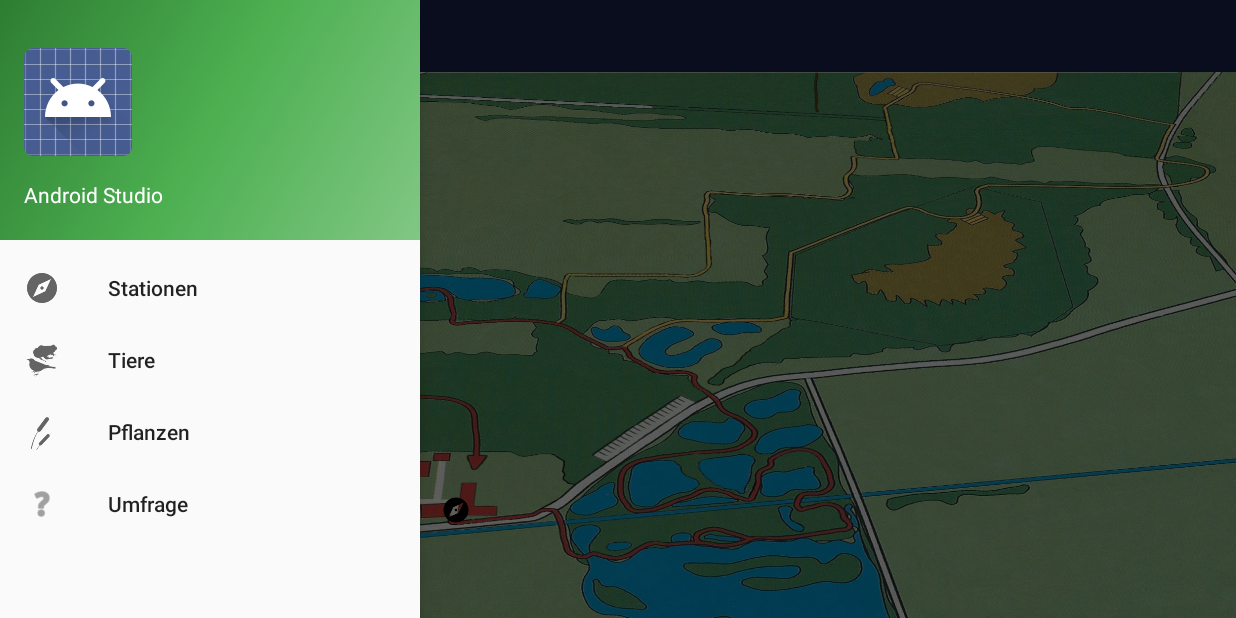
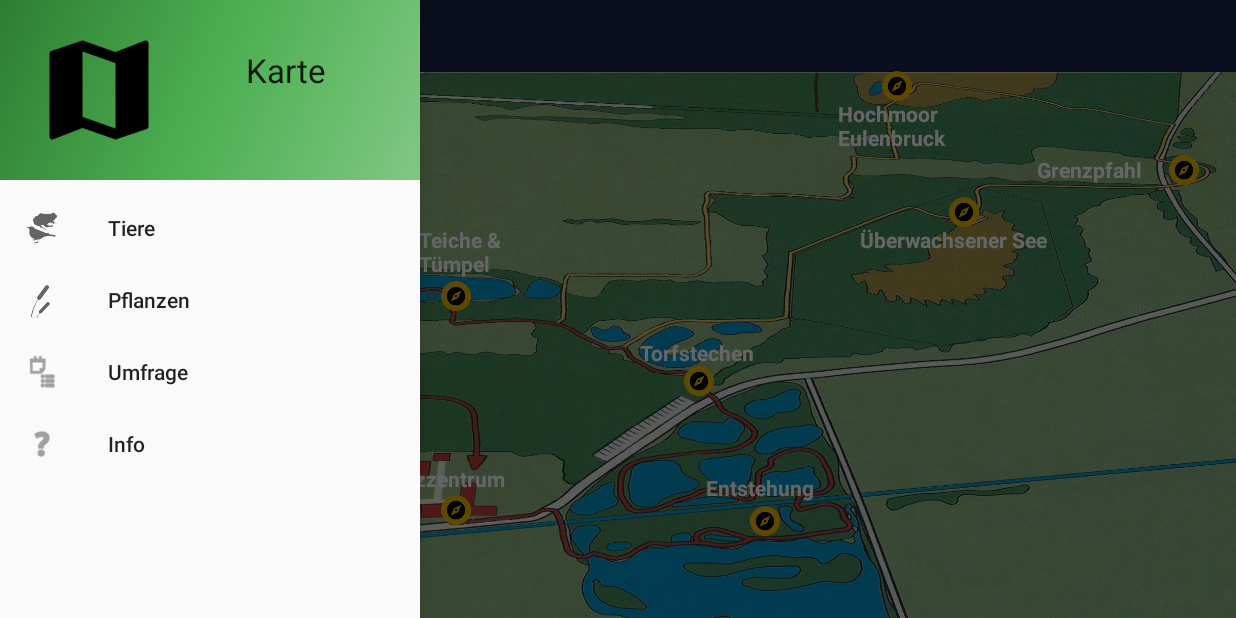
Before and after one commit to libry/NaWi, an Android app: the screen it shows after launch (Hauptfenster), with the side drawer open, on a phone screen of 824 x 412 dp (held sideways). Run offline under Robolectric (Android 15) with nearby library versions, the light colour scheme and no system bars.

Commit message:
Menu & Stationen
- Menüpunkte beschriftet
- Stationen auf Karte eingefügt

```diff
--- a/AndroidApp/NaWiApp/app/src/main/java/com/botlegsystems/nawiapp/Hauptfenster.java
+++ b/AndroidApp/NaWiApp/app/src/main/java/com/botlegsystems/nawiapp/Hauptfenster.java
@@ -5,9 +5,14 @@ import android.content.Context;
 import android.content.res.Resources;
 import android.graphics.Bitmap;
 import android.graphics.BitmapFactory;
+import android.graphics.Color;
 import android.graphics.Point;
+import android.graphics.Typeface;
 import android.graphics.drawable.BitmapDrawable;
+import android.graphics.drawable.Drawable;
+import android.graphics.drawable.ScaleDrawable;
 import android.os.Bundle;
+import android.support.design.internal.NavigationMenuView;
 import android.support.design.widget.FloatingActionButton;
 import android.support.design.widget.Snackbar;
 import android.util.DisplayMetrics;
@@ -25,7 +30,9 @@ import android.view.WindowManager;
 import android.widget.Button;
 import android.widget.ImageButton;
 import android.widget.ImageView;
+import android.widget.LinearLayout;
 import android.widget.RelativeLayout;
+import android.widget.TextView;
 import android.widget.Toast;
 
 import java.lang.reflect.InvocationTargetException;
@@ -68,7 +75,7 @@ public class Hauptfenster extends AppCompatActivity
         iv_background.setPadding(0, navigationBarHeight, 0, 0);
 
         Bitmap bmp2 = Bitmap.createScaledBitmap(BitmapFactory.decodeResource(
-                getResources(), R.drawable.beacon), 96, 96, true);
+                getResources(), R.drawable.beacon_color), 96, 96, true);
 
         BitmapDrawable bitmapDrawable = new BitmapDrawable(getResources(), bmp2);
         ImageButton station1 = new ImageButton(this);
@@ -85,15 +92,225 @@ public class Hauptfenster extends AppCompatActivity
         station1.setOnClickListener(new View.OnClickListener() {
             public void onClick(View v) {
                 Context context = getApplicationContext();
-                CharSequence text = "Hello yui!";
+                CharSequence text = "Naturschutzzentrum";
                 int duration = Toast.LENGTH_SHORT;
                 Toast toast = Toast.makeText(context, text, duration);
                 toast.show();
             }
         });
 
+        TextView station1_text = new TextView(this);
+        station1_text.setText("Naturschutzzentrum");
+
+        station1_text.setTextColor(Color.parseColor("#FFFFFF"));
+        station1_text.setTypeface(null, Typeface.BOLD);
+
+        layoutParams = new RelativeLayout.LayoutParams(8*button_width, button_width);
+        layoutParams.setMargins(7 * size.x / 28, size.y - size.y / 4, 0, 0);
+
+        station1_text.setLayoutParams(layoutParams);
+
+        // Station 2
+
+        ImageButton station2 = new ImageButton(this);
+        station2.setBackground(bitmapDrawable);
+
+        layoutParams = new RelativeLayout.LayoutParams(button_width, button_width);
+        layoutParams.setMargins(34 * size.x / 56, size.y - 2*size.y / 11, 0, 0);
+
+        station2.setLayoutParams(layoutParams);
+
+        station2.setOnClickListener(new View.OnClickListener() {
+            public void onClick(View v) {
+                Context context = getApplicationContext();
+                CharSequence text = "Naturschutzzentrum";
+                int duration = Toast.LENGTH_SHORT;
+                Toast toast = Toast.makeText(context, text, duration);
+                toast.show();
+            }
+        });
+
+        TextView station2_text = new TextView(this);
+        station2_text.setText("Entstehung");
+
+        station2_text.setTextColor(Color.parseColor("#FFFFFF"));
+        station2_text.setTypeface(null, Typeface.BOLD);
+
+        layoutParams = new RelativeLayout.LayoutParams(8*button_width, button_width);
+        layoutParams.setMargins(16 * size.x / 28, size.y - 17*size.y / 72, 0, 0);
+
+        station2_text.setLayoutParams(layoutParams);
+
+        // Station 3
+
+        ImageButton station3 = new ImageButton(this);
+        station3.setBackground(bitmapDrawable);
+
+        layoutParams = new RelativeLayout.LayoutParams(button_width, button_width);
+        layoutParams.setMargins(31 * size.x / 56, size.y - 9*size.y / 22, 0, 0);
+
+        station3.setLayoutParams(layoutParams);
+
+        station3.setOnClickListener(new View.OnClickListener() {
+            public void onClick(View v) {
+                Context context = getApplicationContext();
+                CharSequence text = "Torfstechen";
+                int duration = Toast.LENGTH_SHORT;
+                Toast toast = Toast.makeText(context, text, duration);
+                toast.show();
+            }
+        });
+
+        TextView station3_text = new TextView(this);
+        station3_text.setText("Torfstechen");
+
+        station3_text.setTextColor(Color.parseColor("#FFFFFF"));
+        station3_text.setTypeface(null, Typeface.BOLD);
+
+        layoutParams = new RelativeLayout.LayoutParams(8*button_width, button_width);
+        layoutParams.setMargins(29 * size.x / 56, size.y - 10*size.y / 22, 0, 0);
+
+        station3_text.setLayoutParams(layoutParams);
+
+        // Station 4
+
+        ImageButton station4 = new ImageButton(this);
+        station4.setBackground(bitmapDrawable);
+
+        layoutParams = new RelativeLayout.LayoutParams(button_width, button_width);
+        layoutParams.setMargins(43 * size.x / 56, size.y - 15*size.y / 22, 0, 0);
+
+        station4.setLayoutParams(layoutParams);
+
+        station4.setOnClickListener(new View.OnClickListener() {
+            public void onClick(View v) {
+                Context context = getApplicationContext();
+                CharSequence text = "Überwachsener See";
+                int duration = Toast.LENGTH_SHORT;
+                Toast toast = Toast.makeText(context, text, duration);
+                toast.show();
+            }
+        });
+
+        TextView station4_text = new TextView(this);
+        station4_text.setText("Überwachsener See");
+
+        station4_text.setTextColor(Color.parseColor("#FFFFFF"));
+        station4_text.setTypeface(null, Typeface.BOLD);
+
+        layoutParams = new RelativeLayout.LayoutParams(8*button_width, button_width);
+        layoutParams.setMargins(39 * size.x / 56, size.y - 14*size.y / 22, 0, 0);
+
+        station4_text.setLayoutParams(layoutParams);
+
+        // Station 5
+
+        ImageButton station5 = new ImageButton(this);
+        station5.setBackground(bitmapDrawable);
+
+        layoutParams = new RelativeLayout.LayoutParams(button_width, button_width);
+        layoutParams.setMargins(53 * size.x / 56, size.y - 33*size.y / 44, 0, 0);
+
+        station5.setLayoutParams(layoutParams);
+
+        station5.setOnClickListener(new View.OnClickListener() {
+            public void onClick(View v) {
+                Context context = getApplicationContext();
+                CharSequence text = "Grenzpfahl";
+                int duration = Toast.LENGTH_SHORT;
+                Toast toast = Toast.makeText(context, text, duration);
+                toast.show();
+            }
+        });
+
+        TextView station5_text = new TextView(this);
+        station5_text.setText("Grenzpfahl");
+
+        station5_text.setTextColor(Color.parseColor("#FFFFFF"));
+        station5_text.setTypeface(null, Typeface.BOLD);
+
+        layoutParams = new RelativeLayout.LayoutParams(8*button_width, button_width);
+        layoutParams.setMargins(47 * size.x / 56, size.y - 33*size.y / 44, 0, 0);
+
+        station5_text.setLayoutParams(layoutParams);
+
+        // Station 6
+
+        ImageButton station6 = new ImageButton(this);
+        station6.setBackground(bitmapDrawable);
+
+        layoutParams = new RelativeLayout.LayoutParams(button_width, button_width);
+        layoutParams.setMargins(40 * size.x / 56, size.y - 39*size.y / 44, 0, 0);
+
+        station6.setLayoutParams(layoutParams);
+
+        station6.setOnClickListener(new View.OnClickListener() {
+            public void onClick(View v) {
+                Context context = getApplicationContext();
+                CharSequence text = "Hochmoor\nEulenbruck";
+                int duration = Toast.LENGTH_SHORT;
+                Toast toast = Toast.makeText(context, text, duration);
+                toast.show();
+            }
+        });
+
+        TextView station6_text = new TextView(this);
+        station6_text.setText("Hochmoor\nEulenbruck");
+
+        station6_text.setTextColor(Color.parseColor("#FFFFFF"));
+        station6_text.setTypeface(null, Typeface.BOLD);
+
+        layoutParams = new RelativeLayout.LayoutParams(8*button_width, 2*button_width);
+        layoutParams.setMargins(38 * size.x / 56, size.y - 37*size.y / 44, 0, 0);
+
+        station6_text.setLayoutParams(layoutParams);
+
+        // Station 7
+
+        ImageButton station7 = new ImageButton(this);
+        station7.setBackground(bitmapDrawable);
+
+        layoutParams = new RelativeLayout.LayoutParams(button_width, button_width);
+        layoutParams.setMargins(20 * size.x / 56, size.y - 24*size.y / 44, 0, 0);
+
+        station7.setLayoutParams(layoutParams);
+
+        station7.setOnClickListener(new View.OnClickListener() {
+            public void onClick(View v) {
+                Context context = getApplicationContext();
+                CharSequence text = "Teiche &\nTümpel";
+                int duration = Toast.LENGTH_SHORT;
+                Toast toast = Toast.makeText(context, text, duration);
+                toast.show();
+            }
+        });
+
+        TextView station7_text = new TextView(this);
+        station7_text.setText("Teiche &\nTümpel");
+
+        station7_text.setTextColor(Color.parseColor("#FFFFFF"));
+        station7_text.setTypeface(null, Typeface.BOLD);
+
+        layoutParams = new RelativeLayout.LayoutParams(8*button_width, 2*button_width);
+        layoutParams.setMargins(19 * size.x / 56, size.y - 28*size.y / 44, 0, 0);
+
+        station7_text.setLayoutParams(layoutParams);
+
         RelativeLayout map_overlay = (RelativeLayout) findViewById(R.id.map_overlay);
         map_overlay.addView(station1);
+        map_overlay.addView(station1_text);
+        map_overlay.addView(station2);
+        map_overlay.addView(station2_text);
+        map_overlay.addView(station3);
+        map_overlay.addView(station3_text);
+        map_overlay.addView(station4);
+        map_overlay.addView(station4_text);
+        map_overlay.addView(station5);
+        map_overlay.addView(station5_text);
+        map_overlay.addView(station6);
+        map_overlay.addView(station6_text);
+        map_overlay.addView(station7);
+        map_overlay.addView(station7_text);
 
     }
 
@@ -111,6 +328,7 @@ public class Hauptfenster extends AppCompatActivity
     public boolean onCreateOptionsMenu(Menu menu) {
         // Inflate the menu; this adds items to the action bar if it is present.
         getMenuInflater().inflate(R.menu.hauptfenster, menu);
+
         return true;
     }
 
@@ -132,17 +350,13 @@ public class Hauptfenster extends AppCompatActivity
         // Handle navigation view item clicks here.
         int id = item.getItemId();
 
-        if (id == R.id.nav_camera) {
-            // Handle the camera action
-        } else if (id == R.id.nav_gallery) {
+        if (id == R.id.nawi_pflanzen) {
 
-        } else if (id == R.id.nav_slideshow) {
+        } else if (id == R.id.nawi_tiere) {
 
-        } else if (id == R.id.nav_manage) {
+        } else if (id == R.id.nawi_umfrage) {
 
-        } else if (id == R.id.nav_share) {
-
-        } else if (id == R.id.nav_send) {
+        } else if (id == R.id.nawi_info) {
 
         }
 
--- a/AndroidApp/NaWiApp/app/src/main/res/layout/nav_header_hauptfenster.xml
+++ b/AndroidApp/NaWiApp/app/src/main/res/layout/nav_header_hauptfenster.xml
@@ -3,7 +3,7 @@
     xmlns:app="http://schemas.android.com/apk/res-auto"
     android:id="@+id/navbar"
     android:layout_width="match_parent"
-    android:layout_height="@dimen/nav_header_height"
+    android:layout_height="120dp"
     android:background="@drawable/side_nav_bar"
     android:gravity="bottom"
     android:orientation="vertical"
@@ -13,24 +13,26 @@
     android:paddingTop="@dimen/activity_vertical_margin"
     android:theme="@style/ThemeOverlay.AppCompat.Dark">
 
-    <ImageView
-        android:id="@+id/imageView"
-        android:layout_width="wrap_content"
-        android:layout_height="wrap_content"
-        android:paddingTop="@dimen/nav_header_vertical_spacing"
-        app:srcCompat="@android:drawable/sym_def_app_icon" />
 
-    <TextView
+    <RelativeLayout
         android:layout_width="match_parent"
-        android:layout_height="wrap_content"
-        android:paddingTop="@dimen/nav_header_vertical_spacing"
-        android:text="Android Studio"
-        android:textAppearance="@style/TextAppearance.AppCompat.Body1" />
+        android:layout_height="match_parent">
 
-    <TextView
-        android:id="@+id/textView"
-        android:layout_width="wrap_content"
-        android:layout_height="wrap_content"
-        android:text="android.studio@android.com" />
+        <ImageView
+            android:src="@drawable/map"
+            android:layout_width="100dp"
+            android:layout_height="100dp"
+            android:layout_alignParentLeft="true"/>
+
+        <TextView
+            android:layout_width="100dp"
+            android:layout_height="100dp"
+            android:paddingTop="@dimen/nav_header_vertical_spacing"
+            android:text="Karte"
+            android:layout_alignParentRight="true"
+            android:textAppearance="@style/TextAppearance.AppCompat.Large.Inverse" />
+
+    </RelativeLayout>
+
 
 </LinearLayout>
--- a/AndroidApp/NaWiApp/app/src/main/res/menu/activity_hauptfenster_drawer.xml
+++ b/AndroidApp/NaWiApp/app/src/main/res/menu/activity_hauptfenster_drawer.xml
@@ -3,10 +3,6 @@
     xmlns:android="http://schemas.android.com/apk/res/android">
 
     <group android:checkableBehavior="single">
-        <item
-            android:id="@+id/nawi_beacons"
-            android:icon="@drawable/beacon"
-            android:title="Stationen" />
         <item
             android:id="@+id/nawi_tiere"
             android:icon="@drawable/tiere"
@@ -17,8 +13,12 @@
             android:title="Pflanzen" />
         <item
             android:id="@+id/nawi_umfrage"
+            android:icon="@android:drawable/ic_menu_agenda"
+            android:title="@string/umfrage" />
+        <item
+            android:id="@+id/nawi_info"
             android:icon="@android:drawable/ic_menu_help"
-            android:title="@string/umfrage" />
+            android:title="Info" />
     </group>
 
 </menu>
```
Also changed, not shown: AndroidApp/NaWiApp/app/src/main/res/drawable/beacon_color.png (added), AndroidApp/NaWiApp/app/src/main/res/drawable/emypointer_color.png (added), AndroidApp/NaWiApp/app/src/main/res/drawable/info_color.png (added), AndroidApp/NaWiApp/app/src/main/res/drawable/menu_color.png (added), AndroidApp/NaWiApp/app/src/main/res/drawable/pflanzen_color.png (added), AndroidApp/NaWiApp/app/src/main/res/drawable/tiere_color.png (added).
